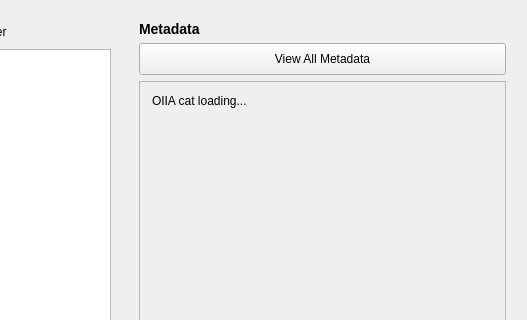
Old version of the form code/src/QuadMGUI/MainWindow.ui in the repository University-of-Colorado-Anschutz-Denver/CSCI-3508-Group-6; both pictures show x 673 to 1200 and y 0 to 320 of the 1200 by 700 pixel window.
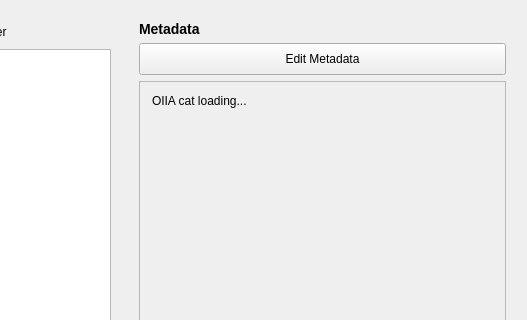
New version of the form.

```diff
--- a/code/src/QuadMGUI/MainWindow.ui
+++ b/code/src/QuadMGUI/MainWindow.ui
@@ -241,7 +241,7 @@
              </size>
             </property>
             <property name="text">
-             <string>View All Metadata</string>
+             <string>Edit Metadata</string>
             </property>
            </widget>
           </item>
```
